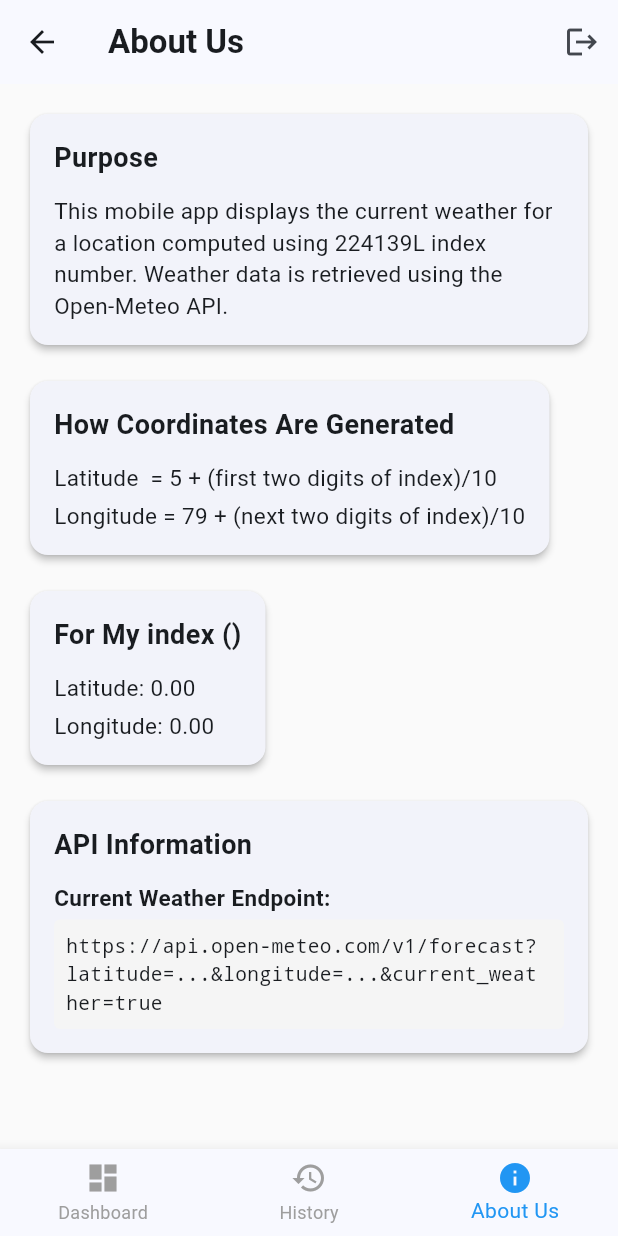
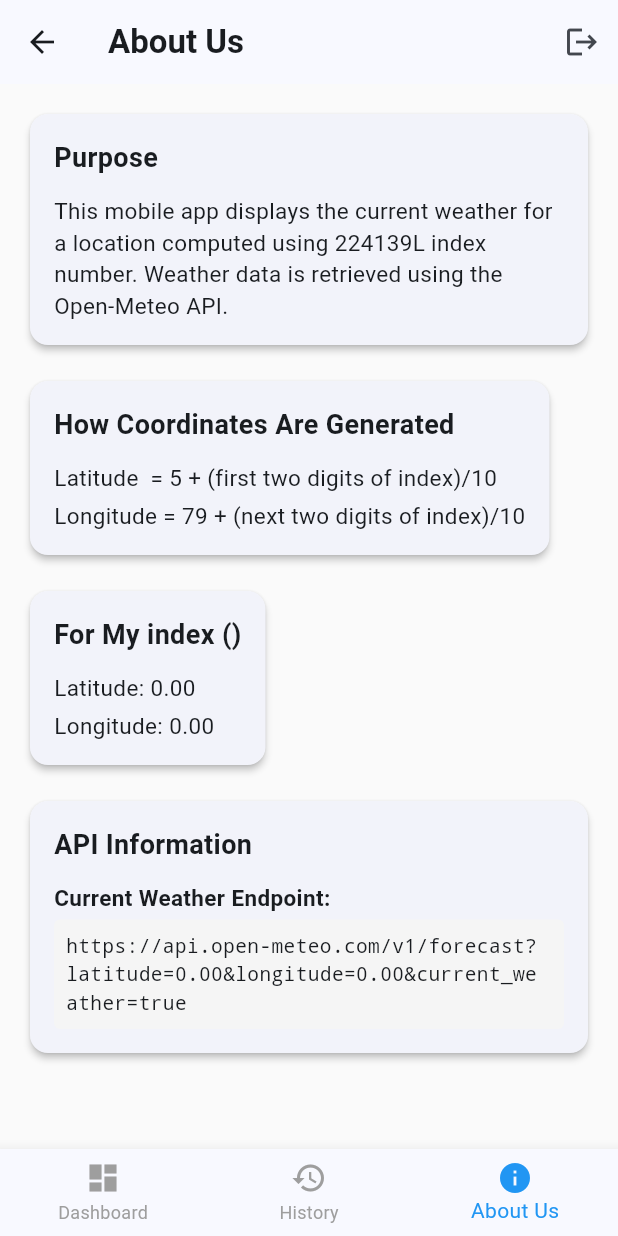
Before and after one commit to dilusha-ola/flutter-weather-app, a Flutter app: the AboutScreen screen opened directly with empty values, on a phone screen of 412 x 824 dp. Run offline on Flutter 3.47's test engine with Material 3 defaults, Android fonts, the phone set to English and light mode, and no system bars; our stand-ins replace shared_preferences; accounts and stored records are empty.

Commit message:
add API endpoint to about us page

```diff
--- a/lib/screens/about_screen.dart
+++ b/lib/screens/about_screen.dart
@@ -158,9 +158,9 @@ class AboutScreen extends StatelessWidget {
                         color: Colors.grey.shade100,
                         borderRadius: BorderRadius.circular(4),
                       ),
-                      child: const SelectableText(
-                        'https://api.open-meteo.com/v1/forecast?latitude=...&longitude=...&current_weather=true',
-                        style: TextStyle(
+                      child: SelectableText(
+                        'https://api.open-meteo.com/v1/forecast?latitude=${latitude.toStringAsFixed(2)}&longitude=${longitude.toStringAsFixed(2)}&current_weather=true',
+                        style: const TextStyle(
                           fontSize: 13,
                           fontFamily: 'monospace',
                         ),
```
